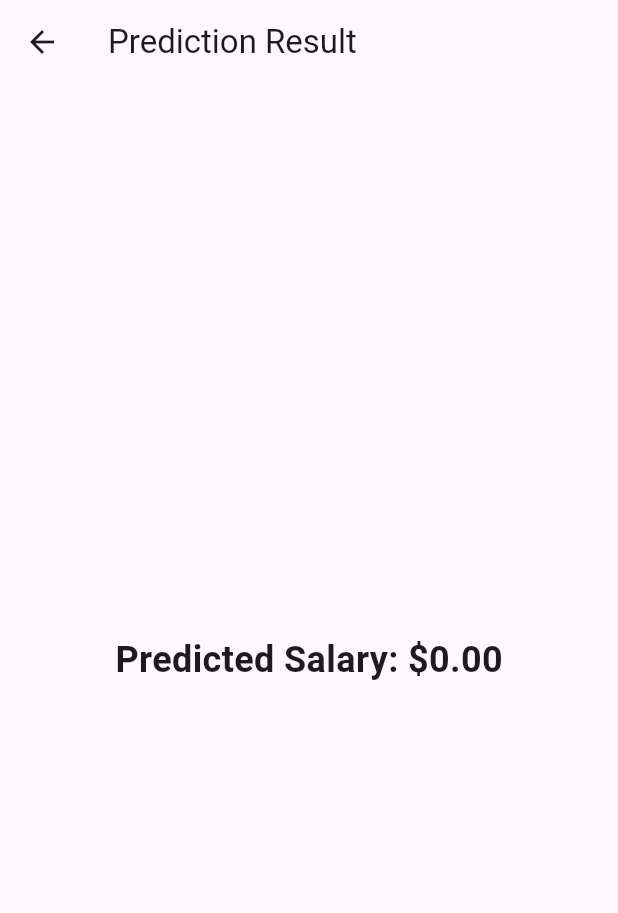
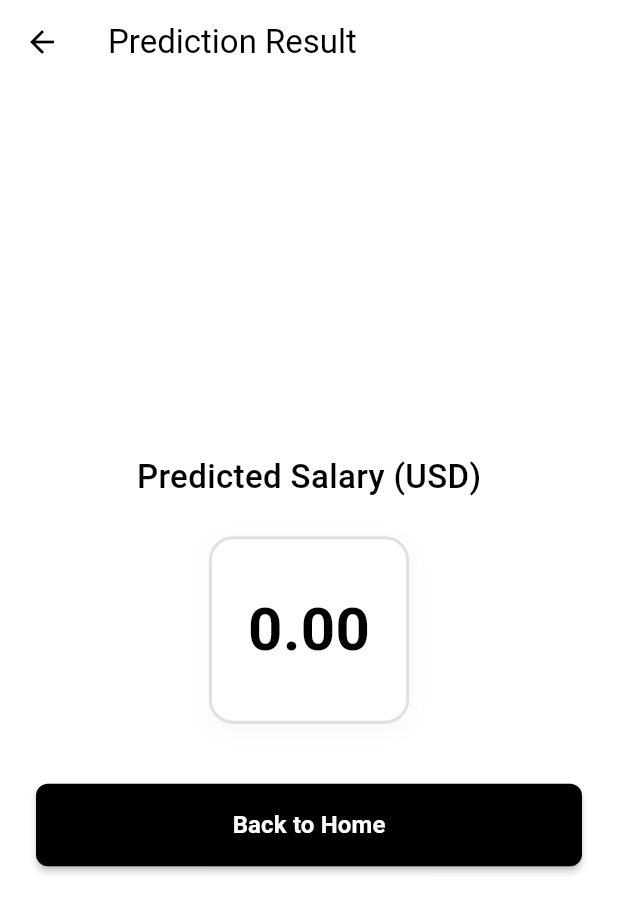
Before and after one commit to NtwaliEliel/Linear_Regression_Model, a Flutter app: the ResultPage screen opened directly with empty values, on a phone screen of 412 x 824 dp. Shown: the top 913 px of the screen. Run offline on Flutter 3.47's test engine with Material 3 defaults, Android fonts, the light colour scheme and no system bars.

Commit message:
Changed The UI to Black & White Theme

```diff
--- a/summative/FlutterApp/salary_predictor/lib/pages/home_page.dart
+++ b/summative/FlutterApp/salary_predictor/lib/pages/home_page.dart
@@ -53,7 +53,13 @@ class _HomePageState extends State<HomePage> {
   @override
   Widget build(BuildContext context) {
     return Scaffold(
-      appBar: AppBar(title: const Text("Salary Predictor")),
+      backgroundColor: Colors.white,
+      appBar: AppBar(
+        title: const Text("Salary Predictor", style: TextStyle(color: Colors.black)),
+        backgroundColor: Colors.white,
+        elevation: 0,
+        iconTheme: const IconThemeData(color: Colors.black),
+      ),
       body: Padding(
         padding: const EdgeInsets.all(16.0),
         child: Form(
@@ -133,6 +139,15 @@ class _HomePageState extends State<HomePage> {
                 ),
               ),
               ElevatedButton(
+                style: ElevatedButton.styleFrom(
+                  backgroundColor: Colors.black,
+                  foregroundColor: Colors.white,
+                  padding: const EdgeInsets.symmetric(vertical: 16),
+                  shape: RoundedRectangleBorder(
+                    borderRadius: BorderRadius.circular(8),
+                  ),
+                  elevation: 2,
+                ),
                 onPressed: () async {
                   if (_formKey.currentState!.validate()) {
                     final prediction = await ApiService.predict({
@@ -159,7 +174,7 @@ class _HomePageState extends State<HomePage> {
                     }
                   }
                 },
-                child: const Text("Predict"),
+                child: const Text("Predict", style: TextStyle(fontWeight: FontWeight.bold)),
               ),
               if (error != null)
                 Padding(
--- a/summative/FlutterApp/salary_predictor/lib/pages/result_page.dart
+++ b/summative/FlutterApp/salary_predictor/lib/pages/result_page.dart
@@ -8,11 +8,76 @@ class ResultPage extends StatelessWidget {
   @override
   Widget build(BuildContext context) {
     return Scaffold(
-      appBar: AppBar(title: const Text("Prediction Result")),
+      backgroundColor: Colors.white,
+      appBar: AppBar(
+        title: const Text("Prediction Result", style: TextStyle(color: Colors.black)),
+        backgroundColor: Colors.white,
+        elevation: 0,
+        iconTheme: const IconThemeData(color: Colors.black),
+      ),
       body: Center(
-        child: Text(
-          "Predicted Salary: \$${result.toStringAsFixed(2)}",
-          style: const TextStyle(fontSize: 24, fontWeight: FontWeight.bold),
+        child: Padding(
+          padding: const EdgeInsets.all(24.0),
+          child: Column(
+            mainAxisAlignment: MainAxisAlignment.center,
+            crossAxisAlignment: CrossAxisAlignment.center,
+            children: [
+              const Text(
+                "Predicted Salary (USD)",
+                style: TextStyle(
+                  color: Colors.black,
+                  fontSize: 22,
+                  fontWeight: FontWeight.w500,
+                ),
+              ),
+              const SizedBox(height: 24),
+              Container(
+                padding: const EdgeInsets.symmetric(vertical: 32, horizontal: 24),
+                decoration: BoxDecoration(
+                  color: Colors.white,
+                  borderRadius: BorderRadius.circular(16),
+                  border: Border.all(color: Colors.grey.shade300, width: 2),
+                  boxShadow: [
+                    BoxShadow(
+                      color: Colors.grey.withOpacity(0.08),
+                      blurRadius: 12,
+                      offset: const Offset(0, 4),
+                    ),
+                  ],
+                ),
+                child: Text(
+                  result.toStringAsFixed(2),
+                  style: const TextStyle(
+                    color: Colors.black,
+                    fontSize: 40,
+                    fontWeight: FontWeight.bold,
+                  ),
+                ),
+              ),
+              const SizedBox(height: 40),
+              SizedBox(
+                width: double.infinity,
+                child: ElevatedButton(
+                  style: ElevatedButton.styleFrom(
+                    backgroundColor: Colors.black,
+                    foregroundColor: Colors.white,
+                    padding: const EdgeInsets.symmetric(vertical: 16),
+                    shape: RoundedRectangleBorder(
+                      borderRadius: BorderRadius.circular(8),
+                    ),
+                    elevation: 2,
+                  ),
+                  onPressed: () {
+                    Navigator.pop(context);
+                  },
+                  child: const Text(
+                    "Back to Home",
+                    style: TextStyle(fontWeight: FontWeight.bold, fontSize: 16),
+                  ),
+                ),
+              ),
+            ],
+          ),
         ),
       ),
     );
```
